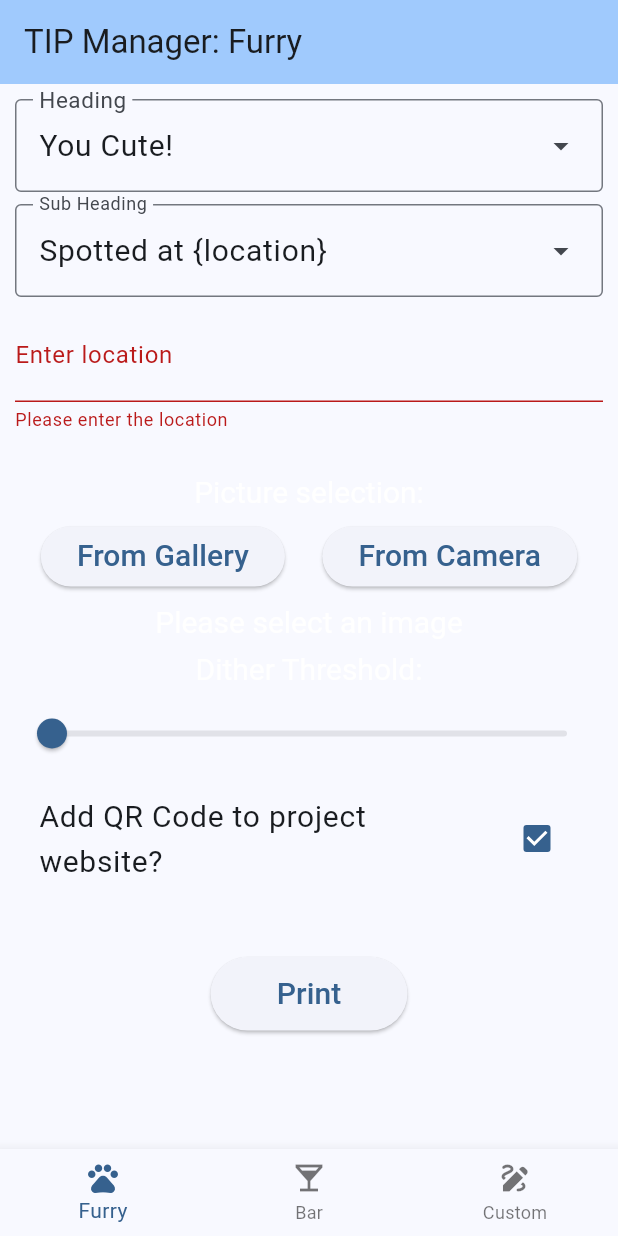
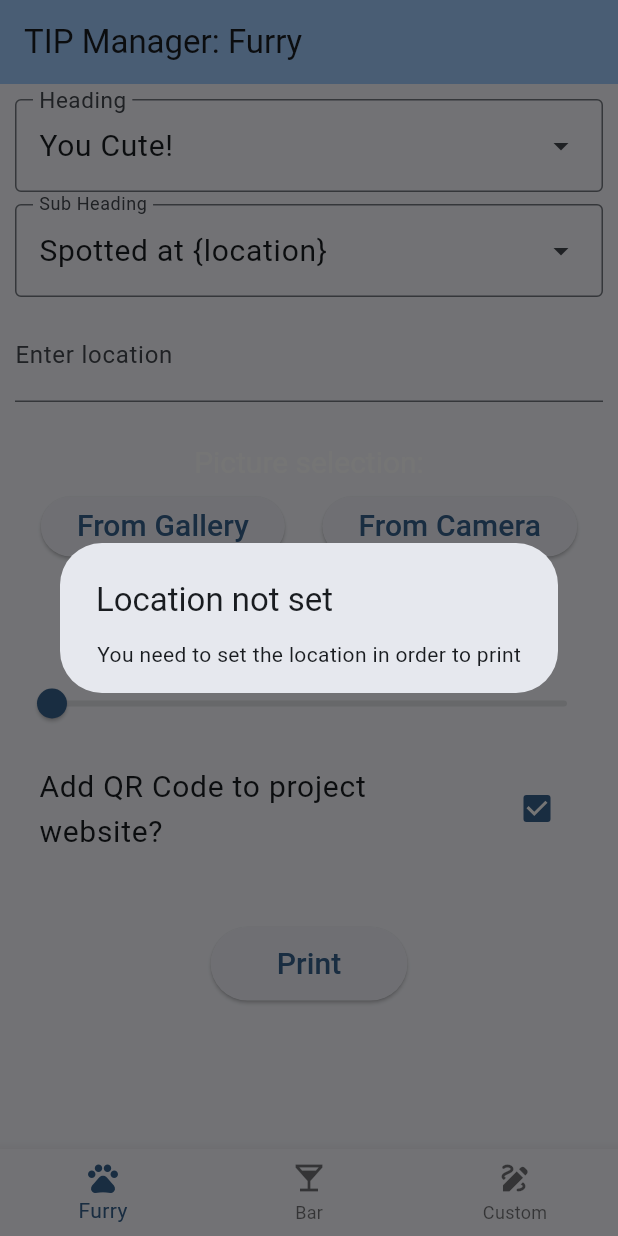
Before and after one commit to OliverBleen/ThermalImagePrinter, a Flutter app: the screen it shows after launch, after a tap on "Print", on a phone screen of 412 x 824 dp. Run offline on Flutter 3.47's test engine with Material 3 defaults, Android fonts, the light colour scheme and no system bars; our stand-ins replace image_picker, shared_preferences; missing offline and left inert: gal.

Commit message:
Save preferences

```diff
--- a/Android_App/tipman/lib/pages/furry.dart
+++ b/Android_App/tipman/lib/pages/furry.dart
@@ -7,6 +7,7 @@ import 'package:gal/gal.dart';
 import 'package:flutter/material.dart';
 import 'package:intl/intl.dart';
 import 'package:tipman/tip_api.dart';
+import 'package:tipman/preferences.dart';
 
 typedef HeadingEntry = DropdownMenuEntry<Heading>;
 typedef SubHeadingEntry = DropdownMenuEntry<SubHeading>;
@@ -54,9 +55,9 @@ class FurryPage extends StatefulWidget {
 }
 
 class _FurryPageState extends State<FurryPage> {
-  final GlobalKey<FormState> _formKey = GlobalKey<FormState>();
   TextStyle textStyle = TextStyle(fontSize: 20);
   final ImagePicker _picker = ImagePicker();
+  var txtController = TextEditingController();
 
   Heading? selectedHeading = Heading.cute;
   SubHeading? selectedSubHeading = SubHeading.spotted;
@@ -68,9 +69,40 @@ class _FurryPageState extends State<FurryPage> {
   bool editInProgress = false;
   bool shouldEditAgain = false;
   bool imageFileFromCamera = true;
-  bool generateQRCode = true;
+  bool generateQRCode = false;
   double? printProgress;
-  bool printButtonEnabled = true;
+
+  Future<void> _loadPreferences() async {
+    int? index = await Preferences.getInt('selectedHeading');
+    if(index != null && index > 0 && index < Heading.entries.length) {
+      setState(() {
+        selectedHeading = Heading.entries[index!].value;
+      });
+    }
+    index = await Preferences.getInt('selectedSubHeading');
+    if(index != null && index > 0 && index < SubHeading.entries.length) {
+      setState(() {
+        selectedSubHeading = SubHeading.entries[index!].value;
+      });
+    }
+    var loc = await Preferences.getString('location');
+    var imgDither = (await Preferences.getDouble('imageDitherThreshold')) ?? 0.5;
+    var genQRCode = (await Preferences.getBool('generateQRCode')) ?? true;
+    setState(() {
+      if(loc != null) {
+        location = loc;
+        txtController.text = loc;
+      }
+      imageDitherThreshold = imgDither;
+      generateQRCode = genQRCode;
+    });
+  }
+
+  @override
+  void initState() {
+    super.initState();
+    _loadPreferences();
+  }
 
   @override
   Widget build(BuildContext context) {
@@ -79,9 +111,7 @@ class _FurryPageState extends State<FurryPage> {
       child: ListView(
         padding: EdgeInsets.all(10),
         children: [
-          Form(
-            key: _formKey,
-            child: Column(
+          Column(
             spacing: 8,
             children: <Widget>[
               DropdownMenuFormField(
@@ -94,6 +124,12 @@ class _FurryPageState extends State<FurryPage> {
                     selectedHeading = heading;
                     selectedSubHeading = heading?.defaultSubHeading;
                   });
+                  if(selectedHeading != null) {
+                    Preferences.saveInt('selectedHeading', selectedHeading!.index);
+                  }
+                  if(selectedSubHeading != null) {
+                    Preferences.saveInt('selectedSubHeading', selectedSubHeading!.index);
+                  }
                 },
                 dropdownMenuEntries: Heading.entries,
               ),
@@ -103,24 +139,24 @@ class _FurryPageState extends State<FurryPage> {
                 initialSelection: selectedSubHeading,
                 label: const Text('Sub Heading'),
                 onSelected: (SubHeading? subHeading) {
+                  if(subHeading != null) {
+                    Preferences.saveInt('selectedSubHeading', subHeading.index);
+                  }
                   setState(() {
                     selectedSubHeading = subHeading;
                   });
                 },
                 dropdownMenuEntries: SubHeading.entries,
               ),
-                TextFormField(
+              TextField(
                 style: textStyle,
+                controller: txtController,
                 decoration: const InputDecoration(
                   border: UnderlineInputBorder(),
                   labelText: 'Enter location'
                 ),
-                  validator: (String? value) {
-                    if(value == null || value.isEmpty) {
-                      return 'Please enter the location';
-                    }
+                onChanged: (String? value) {
                   location = value;
-                    return null;
                 },
               ),
               Padding(
@@ -186,6 +222,7 @@ class _FurryPageState extends State<FurryPage> {
                 max: 255.0,
                 min: 0.01,
                 onChanged: (double value) {
+                  Preferences.saveDouble('imageDitherThreshold', imageDitherThreshold);
                   setState(() {
                     imageDitherThreshold = value;
                   });
@@ -196,6 +233,9 @@ class _FurryPageState extends State<FurryPage> {
                 title: Text('Add QR Code to project website?', style: textStyle,),
                 value: generateQRCode,
                 onChanged: (bool? value) {
+                  if(value != null) {
+                    Preferences.saveBool('generateQRCode', value);
+                  }
                   setState(() {
                     generateQRCode = value!;
                   });
@@ -227,7 +267,6 @@ class _FurryPageState extends State<FurryPage> {
               )
             ],
           )
-          ),
         ]
       )
     );
@@ -321,7 +360,16 @@ class _FurryPageState extends State<FurryPage> {
 
   void onPrintPressed() async {
     try {
-      if(_formKey.currentState!.validate()) {
+      if(location == null || location!.isEmpty) {
+        showDialogInternal(SimpleDialog(
+          title: const Text('Location not set'),
+          children: [
+            Center(child: const Text('You need to set the location in order to print'))
+          ],
+        ));
+        return;
+      }
+      Preferences.saveString('location', location!);
 
       if(imageFile != null && imageFileFromCamera) {
         Gal.putImage(imageFile!.path, album: '${DateFormat('yyyyMMdd').format(DateTime.now())}_$location');
@@ -384,7 +432,6 @@ class _FurryPageState extends State<FurryPage> {
         printProgress = null;
       });
     }
-    }
     catch (ex) {
       showDialogInternal(SimpleDialog(
           title: const Text('Error occured during printing'),
--- /dev/null
+++ b/Android_App/tipman/lib/preferences.dart
@@ -0,0 +1,48 @@
+import 'package:shared_preferences/shared_preferences.dart';
+
+
+class Preferences
+{
+  static Future<bool> saveBool(String key, bool value) async {
+    final prefs = await SharedPreferences.getInstance();
+    return prefs.setBool(key, value);
+  }
+  static Future<bool> saveDouble(String key, double value) async {
+    final prefs = await SharedPreferences.getInstance();
+    return prefs.setDouble(key, value);
+  }
+  static Future<bool> saveInt(String key, int value) async {
+    final prefs = await SharedPreferences.getInstance();
+    return prefs.setInt(key, value);
+  }
+  static Future<bool> saveString(String key, String value) async {
+    final prefs = await SharedPreferences.getInstance();
+    return prefs.setString(key, value);
+  }
+  static Future<bool> saveStringList(String key, List<String> value) async {
+    final prefs = await SharedPreferences.getInstance();
+    return prefs.setStringList(key, value);
+  }
+
+
+  static Future<bool?> getBool(String key) async {
+    final prefs = await SharedPreferences.getInstance();
+    return prefs.getBool(key);
+  }
+  static Future<double?> getDouble(String key) async {
+    final prefs = await SharedPreferences.getInstance();
+    return prefs.getDouble(key);
+  }
+  static Future<int?> getInt(String key) async {
+    final prefs = await SharedPreferences.getInstance();
+    return prefs.getInt(key);
+  }
+  static Future<String?> getString(String key) async {
+    final prefs = await SharedPreferences.getInstance();
+    return prefs.getString(key);
+  }
+  static Future<List<String>?> getStringList(String key) async {
+    final prefs = await SharedPreferences.getInstance();
+    return prefs.getStringList(key);
+  }
+}
--- a/Android_App/tipman/pubspec.yaml
+++ b/Android_App/tipman/pubspec.yaml
@@ -16,7 +16,7 @@ publish_to: 'none' # Remove this line if you wish to publish to pub.dev
 # https://developer.apple.com/library/archive/documentation/General/Reference/InfoPlistKeyReference/Articles/CoreFoundationKeys.html
 # In Windows, build-name is used as the major, minor, and patch parts
 # of the product and file versions while build-number is used as the build suffix.
-version: 1.0.0+2
+version: 1.1.0+3
 
 environment:
   sdk: ^3.10.3
@@ -41,6 +41,7 @@ dependencies:
   path_provider: ^2.1.5
   intl: ^0.20.2
   uuid: ^4.5.2
+  shared_preferences: ^2.5.4
 
 dev_dependencies:
   flutter_test:
```
Also changed, not shown: Android_App/tipman/pubspec.lock. Lines whose indentation alone changed are shown as unchanged.
